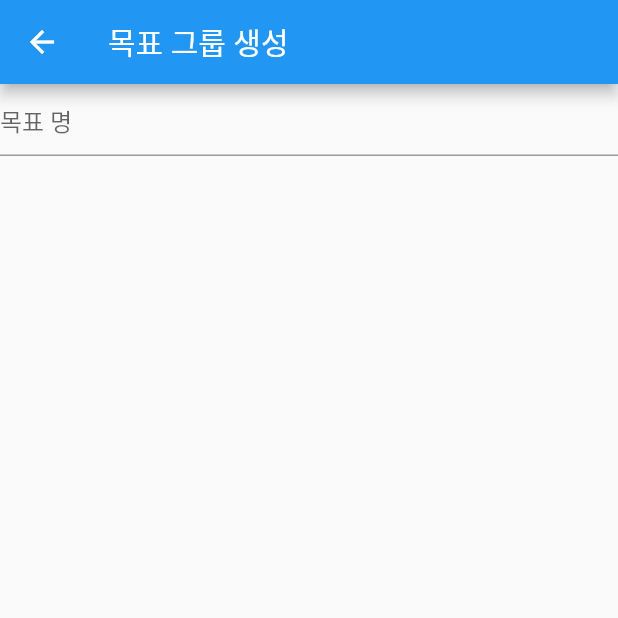
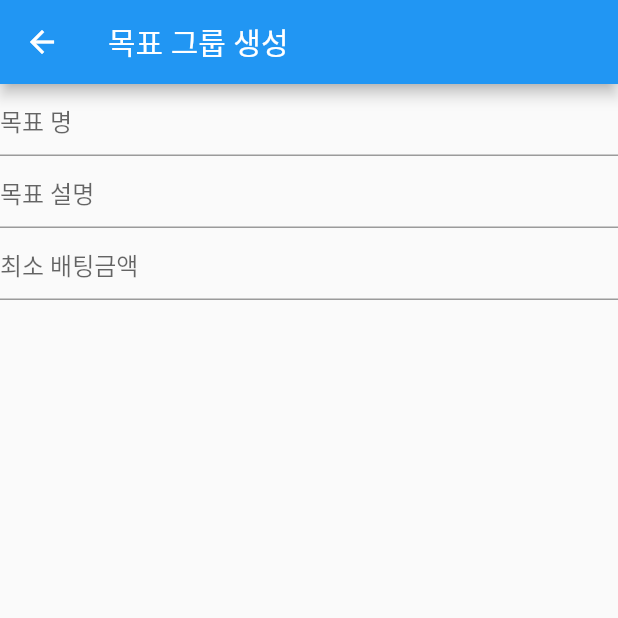
Before and after one commit to kmpkmp2/carrot-and-stck-app, a Flutter app: the GoalGroupActivity screen opened directly, on a phone screen of 412 x 824 dp, the top half of it. Run offline on Flutter 3.47's test engine with Material 2 defaults, Android fonts, the phone set to English and light mode, and no system bars; accounts and stored records are empty.

Commit message:
[Add] TextField  목표 설명, 최소 배팅금액 추가

```diff
--- a/lib/pages/goal_group_page.dart
+++ b/lib/pages/goal_group_page.dart
@@ -1,3 +1,5 @@
+import 'dart:convert';
+
 import 'package:flutter/cupertino.dart';
 import 'package:flutter/material.dart';
 
@@ -13,6 +15,8 @@ class GoalGroupActivityState extends State<GoalGroupActivity> {
   }
 
   TextEditingController titleController;
+  TextEditingController descriptionController;
+  TextEditingController minimumBetController;
 
   @override
   Widget build(BuildContext context) {
@@ -22,20 +26,20 @@ class GoalGroupActivityState extends State<GoalGroupActivity> {
             child: Column(
           mainAxisAlignment: MainAxisAlignment.start,
           children: <Widget>[
-               Row(
-                  crossAxisAlignment: CrossAxisAlignment.start,
-                  children: <Widget>[
-                    Flexible(
-                     child: TextField(
+              TextField(
                 controller: titleController,
-                       decoration: InputDecoration(
-                         hintText: "목표 명"
+                decoration: InputDecoration(hintText: "목표 명"),
               ),
+              TextField(
+                controller: descriptionController,
+                decoration: InputDecoration(hintText: "목표 설명"),
               ),
+              TextField(
+                controller: minimumBetController,
+                decoration: InputDecoration(hintText: "최소 배팅금액"),
               )
           ],
-
         )
-            ])));
+    ));
   }
 }
```
Lines whose indentation alone changed are shown as unchanged.
